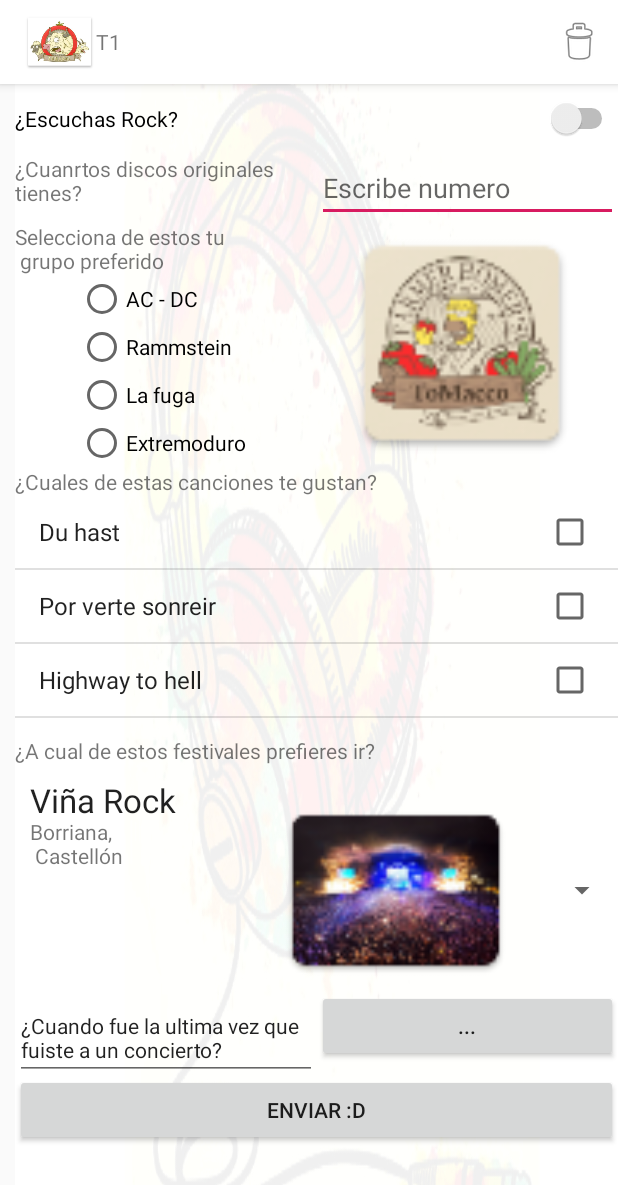
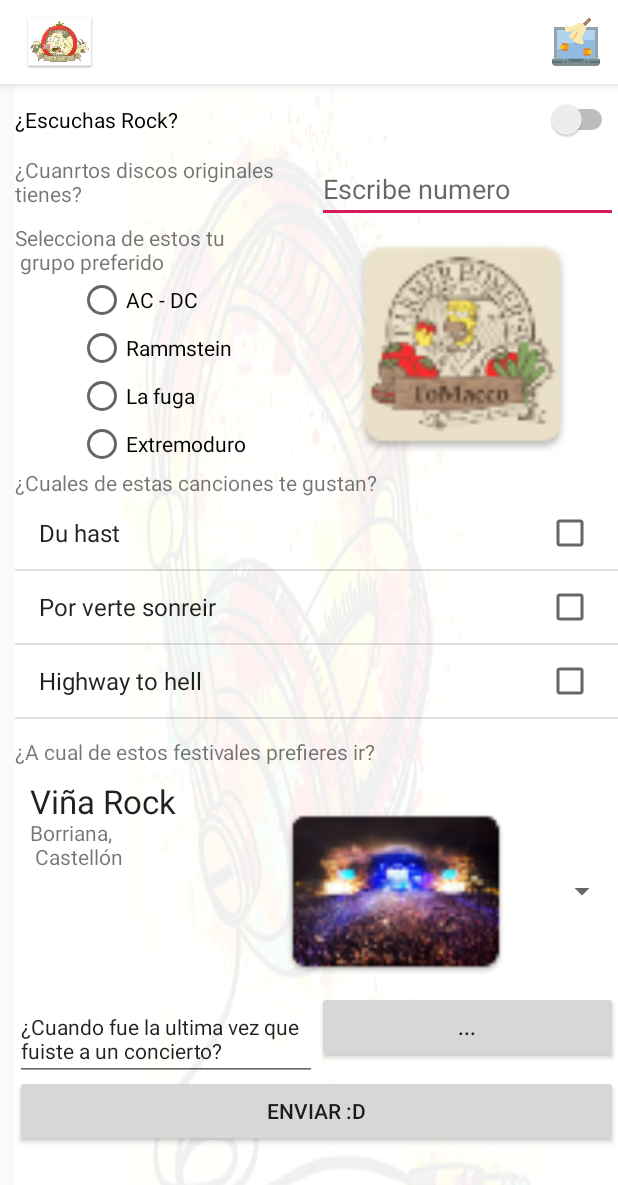
Before and after one commit to dominp97/T1v1, an Android app: the screen it shows after launch (MainActivity), on a phone screen of 412 x 824 dp. Shown: the top 1185 px of the screen. Run offline under Robolectric (Android 15) with nearby library versions, the phone set to English and light mode, and no system bars.

Commit message:
Cambiada alguna cosa mas en clase

```diff
--- a/app/src/main/AndroidManifest.xml
+++ b/app/src/main/AndroidManifest.xml
@@ -9,7 +9,7 @@
         android:logo="@mipmap/portada"
         android:roundIcon="@mipmap/portada"
         android:supportsRtl="true"
-        android:theme="@style/AppTheme.NoActionBar">
+        android:theme="@style/AppTheme">
 
         <!-- android:theme="@style/Theme.AppCompat.Light.NoActionBar" -->
         <activity android:name=".MainActivity">
--- a/app/src/main/java/com/pmdm/t1v1/MainActivity.java
+++ b/app/src/main/java/com/pmdm/t1v1/MainActivity.java
@@ -6,11 +6,14 @@
 import android.media.AsyncPlayer;
 import android.media.AudioAttributes;
 import android.net.Uri;
+import android.support.v7.app.ActionBar;
 import android.support.v7.app.AppCompatActivity;
 import android.os.Bundle;
 import android.util.Log;
 import android.util.SparseBooleanArray;
 import android.view.LayoutInflater;
+import android.view.Menu;
+import android.view.MenuItem;
 import android.view.View;
 import android.view.ViewGroup;
 import android.widget.AbsListView;
@@ -40,6 +43,7 @@
     String[] descripciones;
     String [] elementos;
     int imagenes[] = { R.mipmap.asound, R.mipmap.bbf, R.mipmap.vrock};
+    ActionBar actionBar;
     //endregion
 
     //region elementos
@@ -57,14 +61,8 @@
         setRequestedOrientation(ActivityInfo.SCREEN_ORIENTATION_PORTRAIT);
         //este metodo para que no gire la app
         setContentView(R.layout.activity_main);
-        //region listView
-        elementos= new String[]{getString(R.string.c1), getString(R.string.c2), getString(R.string.c3)};
-        ArrayAdapter<String> adaptador;
-        ListView l=(ListView)findViewById(R.id.listaCanciones);
-        l.setChoiceMode(AbsListView.CHOICE_MODE_MULTIPLE);
-        adaptador=new ArrayAdapter<String>(this,android.R.layout.simple_list_item_multiple_choice,elementos);
-        l.setAdapter(adaptador);
-        l.setOnItemClickListener(this);
+        //region listViev
+        creaListView();
         //endregion
 
         //region spinner
@@ -89,9 +87,42 @@
         btnGrupo = findViewById(R.id.grupoDRadios);
 
         //endregion
+
+        //region actionBar
+        actionBar = getSupportActionBar();
+        actionBar.setIcon(R.mipmap.portada);
+        actionBar.setDisplayShowHomeEnabled(true);
+        //endregion
     }
 
+    //region menu
+    @Override
+    public boolean onCreateOptionsMenu(Menu menu) {
+        getMenuInflater().inflate(R.menu.my, menu);
+        return true;
+    }
+
+    @Override
+    public boolean onOptionsItemSelected(MenuItem item) {
+        Toast.makeText(getApplicationContext(),"Has seleccionado: "+item.getTitle(),Toast.LENGTH_LONG).show();
+        if(item.getTitle().equals(getString(R.string.limpiar)))
+            limpiarValores();
+        return super.onOptionsItemSelected(item);
+    }
+    //endregion
+
     //region listView
+    public void creaListView(){
+        elementos= new String[]{getString(R.string.c1), getString(R.string.c2), getString(R.string.c3)};
+        ArrayAdapter<String> adaptador;
+        ListView l=(ListView)findViewById(R.id.listaCanciones);
+        l.setChoiceMode(AbsListView.CHOICE_MODE_MULTIPLE);
+        adaptador=new ArrayAdapter<String>(this,android.R.layout.simple_list_item_multiple_choice,elementos);
+        l.setAdapter(adaptador);
+        l.setOnItemClickListener(this);
+    }
+
+
     public void onItemClick(AdapterView<?> a, View view, int position, long id){
         //TextView t=(TextView)findViewById(R.id.textView3);
         ListView l=(ListView)findViewById(R.id.listaCanciones);
@@ -234,6 +265,7 @@
             RadioButton rB = findViewById(btnGrupo.getCheckedRadioButtonId());
             rB.setChecked(false);
         }
+        creaListView();
         ArrayList<String> canciones;
         String festival;
         GregorianCalendar fecha;
--- a/app/src/main/res/layout/activity_main.xml
+++ b/app/src/main/res/layout/activity_main.xml
@@ -7,6 +7,7 @@
     android:layout_height="match_parent"
     tools:context=".MainActivity">
     <!--START Cabecera / Toolbar-->
+    <!--
     <android.support.v7.widget.Toolbar
         xmlns:android="http://schemas.android.com/apk/res/android"
         android:background="@color/blanco"
@@ -40,7 +41,8 @@
                 app:srcCompat="@android:drawable/ic_menu_delete" />
         </LinearLayout>
     </android.support.v7.widget.Toolbar>
-    <!--END Cabecera / Toolbar-->
+    -->
+    <!-- END Cabecera / Toolbar-->
 
 
     <ScrollView
@@ -54,8 +56,7 @@
             android:layout_marginLeft="10dp">
             <TableLayout
                 android:layout_width="match_parent"
-                android:layout_height="wrap_content"
-                android:layout_marginTop="55dp">
+                android:layout_height="wrap_content">
                 <TableRow
                     android:layout_width="match_parent"
                     android:layout_height="match_parent"
@@ -221,8 +222,7 @@
                 <TableRow
                     android:layout_width="match_parent"
                     android:layout_height="wrap_content"
-                    android:layout_weight="1"
-                    android:layout_marginBottom="55dp">
+                    android:layout_weight="1">
 
                     <Button
                         android:id="@+id/btnEnviar"
--- /dev/null
+++ b/app/src/main/res/menu/my.xml
@@ -0,0 +1,15 @@
+<?xml version="1.0" encoding="utf-8"?>
+<menu xmlns:android="http://schemas.android.com/apk/res/android"
+    xmlns:app="http://schemas.android.com/apk/res-auto"
+    >
+    <item android:id="@+id/ajustes"
+        android:title="Opciones"
+        android:icon="@drawable/limpiar"
+        android:orderInCategory="100"
+        app:showAsAction="ifRoom">
+        <menu> <!-- submenú -->
+            <item android:id="@+id/btnLimpiar"
+                android:title="@string/limpiar"/>
+        </menu>
+    </item>
+</menu>
--- a/app/src/main/res/values/strings.xml
+++ b/app/src/main/res/values/strings.xml
@@ -23,5 +23,5 @@
     <string name="tBoton">Enviar :D</string>
     <string name="bSi">Si</string>
     <string name="bNo">No</string>
-
+    <string name="limpiar">Limpiar valores</string>
 </resources>
--- a/app/src/main/res/values/styles.xml
+++ b/app/src/main/res/values/styles.xml
@@ -2,7 +2,7 @@
 
     <!-- Base application theme. -->
     <style name="AppTheme" parent="Theme.AppCompat.Light.DarkActionBar">
-        <item name="colorPrimary">@color/colorPrimary</item>
+        <item name="colorPrimary">@color/blanco</item>
         <item name="colorPrimaryDark">@color/colorPrimaryDark</item>
         <item name="colorAccent">@color/colorAccent</item>
     </style>
```
Also changed, not shown: app/src/main/res/drawable/limpiar.png (added).
